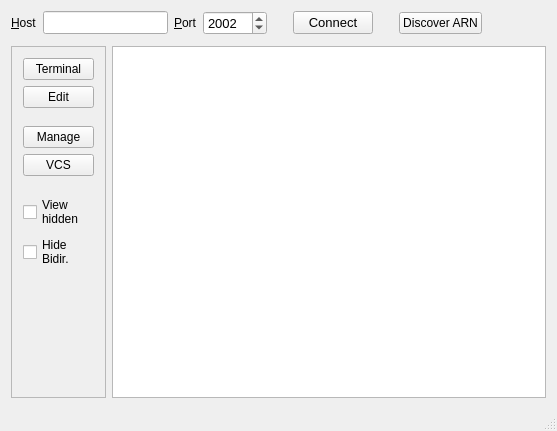
Above: src/MainWindow.ui from micwik/ArnBrowser before the change. Below: the same form after it.
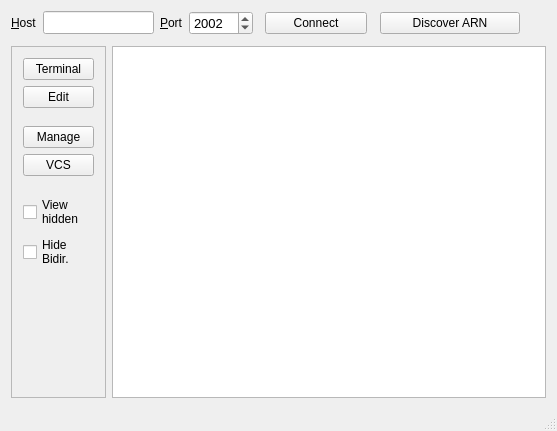
That is the form after the change. Icons and pictures are not drawn.

Commit message: Fine tuning Gui for Windows

What changed in the file:
```diff
--- a/src/MainWindow.ui
+++ b/src/MainWindow.ui
@@ -109,9 +109,21 @@
       </item>
       <item>
        <widget class="QPushButton" name="connectButton">
+        <property name="sizePolicy">
+         <sizepolicy hsizetype="Minimum" vsizetype="Fixed">
+          <horstretch>0</horstretch>
+          <verstretch>0</verstretch>
+         </sizepolicy>
+        </property>
+        <property name="minimumSize">
+         <size>
+          <width>102</width>
+          <height>0</height>
+         </size>
+        </property>
         <property name="font">
          <font>
-          <pointsize>10</pointsize>
+          <pointsize>9</pointsize>
          </font>
         </property>
         <property name="text">
@@ -147,6 +159,23 @@
       </item>
       <item>
        <widget class="QPushButton" name="discoverButton">
+        <property name="sizePolicy">
+         <sizepolicy hsizetype="Minimum" vsizetype="Fixed">
+          <horstretch>0</horstretch>
+          <verstretch>0</verstretch>
+         </sizepolicy>
+        </property>
+        <property name="minimumSize">
+         <size>
+          <width>140</width>
+          <height>0</height>
+         </size>
+        </property>
+        <property name="font">
+         <font>
+          <pointsize>9</pointsize>
+         </font>
+        </property>
         <property name="text">
          <string>Discover ARN</string>
         </property>
```
The commit also changes 1 other file.
